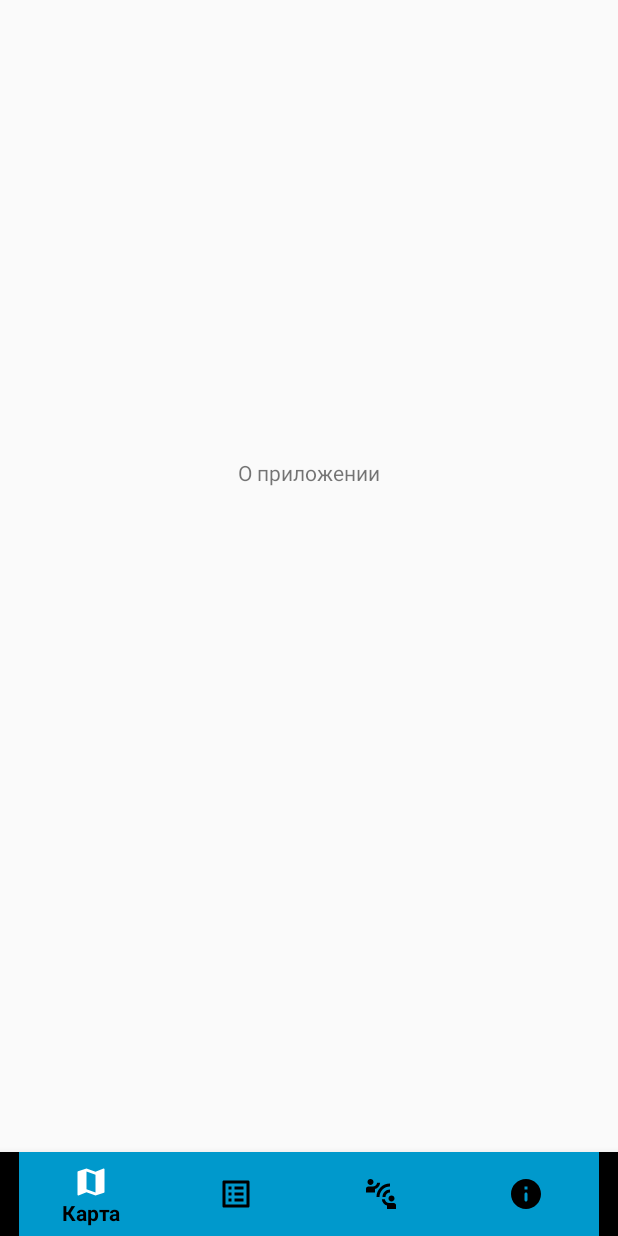
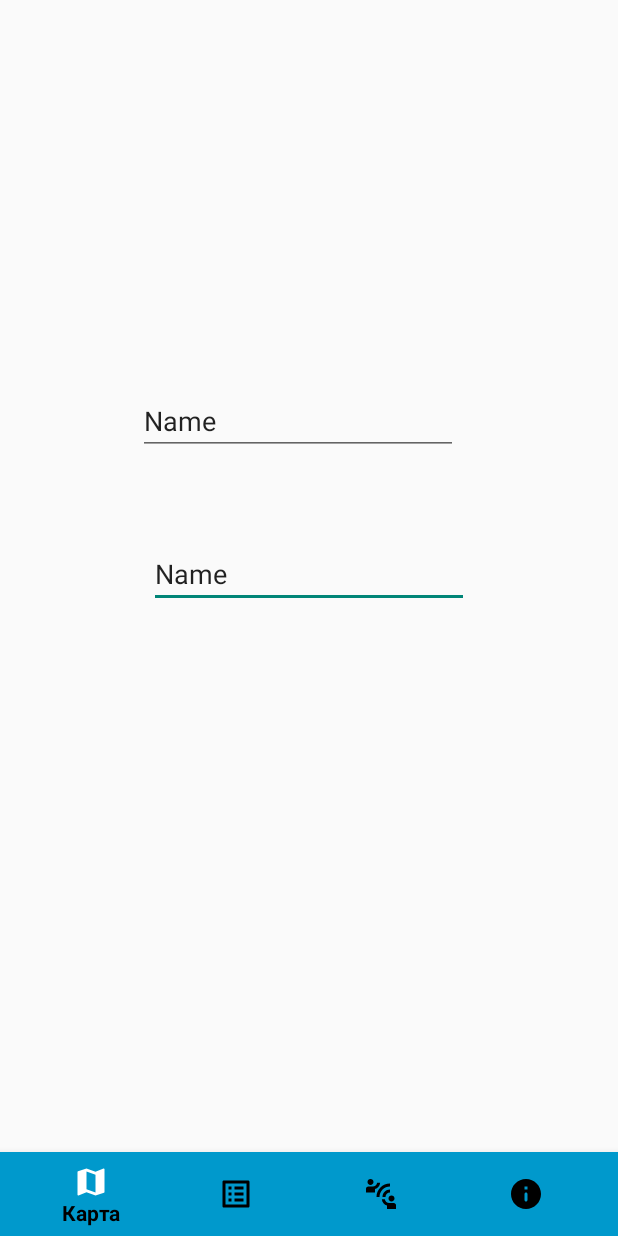
Before and after one commit to BlastMakerKG/Android-Client, an Android app: the layout activity_about.xml on its own in the app's theme, with its tools: preview values and no code run, on a phone screen of 412 x 824 dp. Run offline under Robolectric (Android 15) with nearby library versions, the phone set to English and light mode, and no system bars; Roboto replaces fonts that are not available here.

Commit message:
update version 1.2.2

```diff
--- a/app/src/main/java/com/kgprostudio/mytrack/AboutActivity.java
+++ b/app/src/main/java/com/kgprostudio/mytrack/AboutActivity.java
@@ -6,19 +6,24 @@ import androidx.appcompat.app.AppCompatActivity;
 import android.content.Intent;
 import android.os.Bundle;
 import android.view.MenuItem;
+import android.widget.TextView;
 
 import com.google.android.material.bottomnavigation.BottomNavigationView;
 
 public class AboutActivity extends AppCompatActivity {
 
+    TextView test,  test2 ;
+    Bundle myBundle;
     @Override
     protected void onCreate(Bundle savedInstanceState) {
         super.onCreate(savedInstanceState);
-        setContentView(R.layout.main_activity);
+        setContentView(R.layout.activity_about);
         InitNav();
     }
 
     public  void InitNav() {
+        test =  findViewById(R.id.test_text);
+        test2 = findViewById(R.id.test_text2);
         BottomNavigationView bottomNavigationView = findViewById(R.id.nav_menu);
         bottomNavigationView.setSelectedItemId(R.id.about_nav_btn);
 
@@ -45,4 +50,25 @@ public class AboutActivity extends AppCompatActivity {
             }
         });
     }
+
+    @Override
+    protected void onSaveInstanceState(@NonNull Bundle outState) {
+        super.onSaveInstanceState(outState);
+        outState.putString("string_key", test.getText().toString());
+    }
+
+    @Override
+    protected void onRestoreInstanceState(@NonNull Bundle savedInstanceState) {
+        super.onRestoreInstanceState(savedInstanceState);
+        if(savedInstanceState!=  null){
+            test.setText(savedInstanceState.getString("string_key"));
+        }
+    }
+
+    @Override
+    protected void onDestroy() {
+        super.onDestroy();
+        myBundle = new Bundle();
+
+    }
 }
--- a/app/src/main/java/com/kgprostudio/mytrack/locationpackage/LocationResourceParser.java
+++ b/app/src/main/java/com/kgprostudio/mytrack/locationpackage/LocationResourceParser.java
@@ -9,9 +9,6 @@ public class LocationResourceParser {
     public ArrayList<LocationClass> getLocations() {
         return locations;
     }
-
-
-
     private ArrayList<LocationClass> locations;
 
     public LocationResourceParser() {
--- a/app/src/main/res/layout/activity_about.xml
+++ b/app/src/main/res/layout/activity_about.xml
@@ -1,32 +1,81 @@
 <?xml version="1.0" encoding="utf-8"?>
-<RelativeLayout xmlns:android="http://schemas.android.com/apk/res/android"
+<androidx.constraintlayout.widget.ConstraintLayout xmlns:android="http://schemas.android.com/apk/res/android"
     xmlns:app="http://schemas.android.com/apk/res-auto"
     xmlns:tools="http://schemas.android.com/tools"
     android:layout_width="match_parent"
     android:layout_height="match_parent"
     tools:context=".AboutActivity">
 
-    <TextView
-        android:id="@+id/about_text_only"
-        android:layout_width="wrap_content"
-        android:layout_height="wrap_content"
-        android:layout_alignParentTop="true"
-        android:layout_centerHorizontal="true"
-        android:layout_marginTop="305dp"
-        android:text="О приложении"
-        app:layout_constraintBottom_toBottomOf="parent"
-        app:layout_constraintEnd_toEndOf="parent"
-        app:layout_constraintStart_toStartOf="parent"
-        app:layout_constraintTop_toTopOf="parent" />
-
     <com.google.android.material.bottomnavigation.BottomNavigationView
         android:id="@+id/nav_menu"
         android:layout_width="match_parent"
         android:layout_height="wrap_content"
+        android:layout_alignParentStart="true"
         android:layout_alignParentBottom="true"
+        android:background="@android:color/holo_blue_dark"
         app:itemBackground="@android:color/holo_blue_dark"
         app:itemIconTint="@drawable/selector"
         app:itemTextColor="@color/black"
-        app:menu="@menu/menu_navigation" />
+        app:layout_constraintBottom_toBottomOf="parent"
+        app:layout_constraintEnd_toEndOf="parent"
+        app:layout_constraintStart_toStartOf="parent"
+        app:menu="@menu/menu_navigation">
 
-</RelativeLayout>
+    </com.google.android.material.bottomnavigation.BottomNavigationView>
+
+    <androidx.constraintlayout.widget.Guideline
+        android:id="@+id/guideline6"
+        android:layout_width="wrap_content"
+        android:layout_height="wrap_content"
+        android:orientation="horizontal"
+        app:layout_constraintGuide_percent="0.0" />
+
+    <androidx.constraintlayout.widget.Guideline
+        android:id="@+id/guideline7"
+        android:layout_width="wrap_content"
+        android:layout_height="wrap_content"
+        android:orientation="horizontal"
+        app:layout_constraintGuide_percent="1.0" />
+
+    <androidx.constraintlayout.widget.Guideline
+        android:id="@+id/guideline8"
+        android:layout_width="wrap_content"
+        android:layout_height="wrap_content"
+        android:orientation="vertical"
+        app:layout_constraintGuide_percent="0.0" />
+
+    <androidx.constraintlayout.widget.Guideline
+        android:id="@+id/guideline9"
+        android:layout_width="wrap_content"
+        android:layout_height="wrap_content"
+        android:orientation="vertical"
+        app:layout_constraintGuide_percent="1.0" />
+
+    <EditText
+        android:id="@+id/test_text"
+        android:layout_width="wrap_content"
+        android:layout_height="wrap_content"
+        android:ems="10"
+        android:inputType="textPersonName"
+        android:text="Name"
+        app:layout_constraintBottom_toTopOf="@+id/nav_menu"
+        app:layout_constraintEnd_toEndOf="parent"
+        app:layout_constraintStart_toStartOf="parent"
+        app:layout_constraintTop_toTopOf="parent"
+        app:layout_constraintVertical_bias="0.498" />
+
+    <EditText
+        android:id="@+id/test_text2"
+        android:layout_width="wrap_content"
+        android:layout_height="wrap_content"
+        android:ems="10"
+        android:inputType="textPersonName"
+        android:text="Name"
+        app:layout_constraintBottom_toTopOf="@+id/nav_menu"
+        app:layout_constraintEnd_toEndOf="parent"
+        app:layout_constraintHorizontal_bias="0.464"
+        app:layout_constraintStart_toStartOf="parent"
+        app:layout_constraintTop_toTopOf="parent"
+        app:layout_constraintVertical_bias="0.357" />
+
+</androidx.constraintlayout.widget.ConstraintLayout>
--- a/app/src/main/res/layout/activity_truck_point.xml
+++ b/app/src/main/res/layout/activity_truck_point.xml
@@ -28,6 +28,7 @@
         app:itemTextColor="@color/black"
         app:layout_constraintBottom_toBottomOf="parent"
         app:layout_constraintEnd_toEndOf="parent"
+        app:layout_constraintHorizontal_bias="0.0"
         app:layout_constraintStart_toStartOf="parent"
         app:menu="@menu/menu_navigation">
 
```
